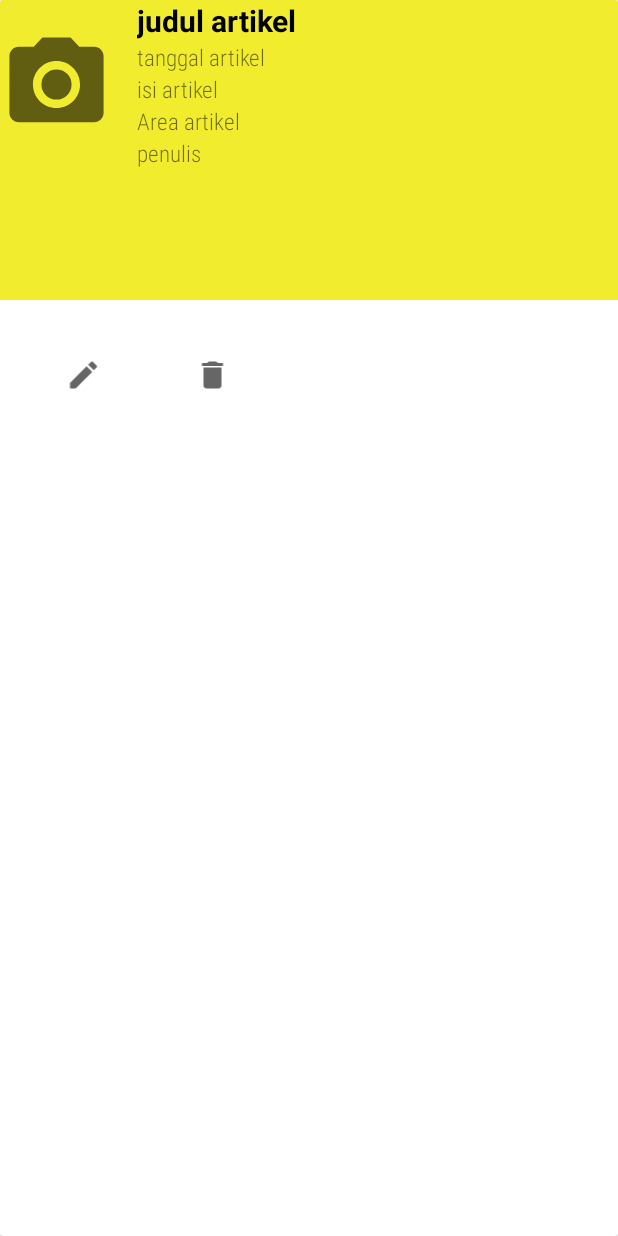
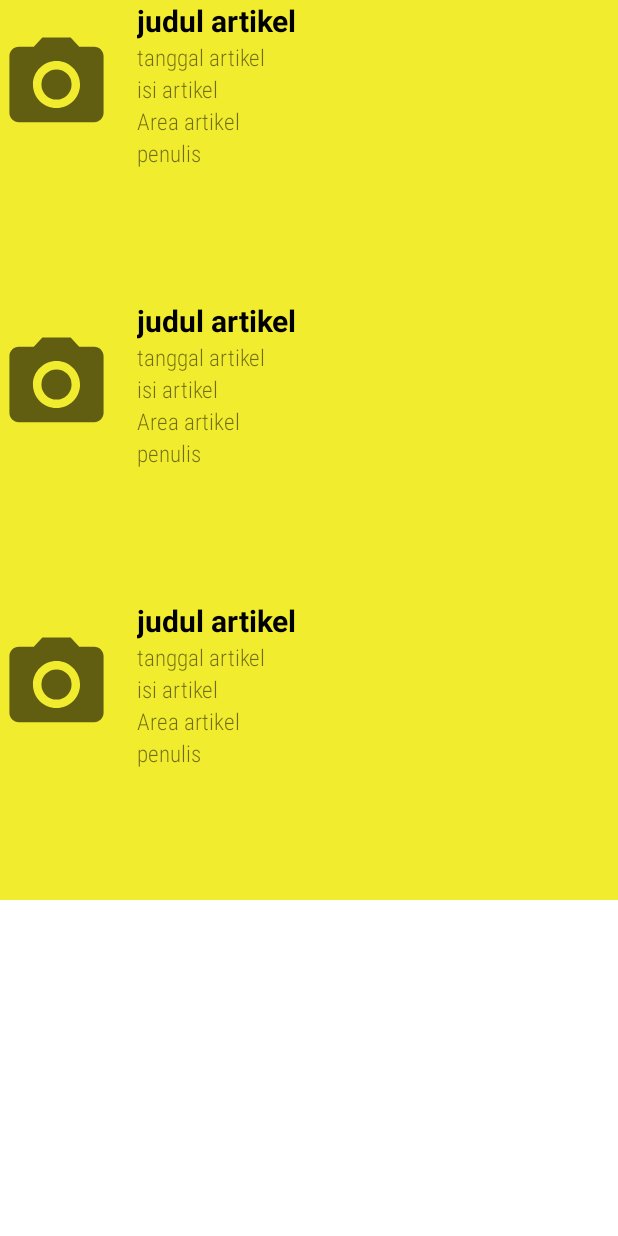
Before and after one commit to DwiAstari/wiss_new, an Android app: the layout activity_list_kegiatan_admin.xml on its own in the app's theme, with its tools: preview values and no code run, on a phone screen of 412 x 824 dp. Run offline under Robolectric (Android 15) with nearby library versions, the phone set to English and light mode, and no system bars; network calls fail.

Commit message:
recycler view in KegiatanAdminActivity.kt

```diff
--- a/app/build.gradle
+++ b/app/build.gradle
@@ -37,6 +37,7 @@ android {
     buildFeatures {
         viewBinding true
     }
+    buildToolsVersion '30.0.2'
 }
 
 dependencies {
--- a/app/src/main/AndroidManifest.xml
+++ b/app/src/main/AndroidManifest.xml
@@ -12,10 +12,10 @@
         android:supportsRtl="true"
         android:theme="@style/Theme.Wiss">
         <activity
-            android:name=".IsiKegiatanAdminActivity"
+            android:name=".ui.admin.IsiKegiatanAdminActivity"
             android:exported="true" />
         <activity
-            android:name=".KegiatanAdminActivity"
+            android:name=".ui.admin.KegiatanAdminActivity"
             android:exported="true" />
         <activity
             android:name=".DashboardActivity"
--- a/app/src/main/res/layout/activity_isi_kegiatan_admin.xml
+++ b/app/src/main/res/layout/activity_isi_kegiatan_admin.xml
@@ -8,7 +8,7 @@
     android:orientation="vertical"
     android:padding="16.80dp"
     android:background="@color/primary"
-    tools:context=".IsiKegiatanAdminActivity">
+    tools:context=".ui.admin.IsiKegiatanAdminActivity">
 
     <EditText
         android:id="@+id/inputjudulbuku"
--- a/app/src/main/res/layout/activity_kegiatan_admin.xml
+++ b/app/src/main/res/layout/activity_kegiatan_admin.xml
@@ -8,7 +8,7 @@
     android:layout_height="match_parent"
     android:background="@color/white"
     android:padding="5.20dp"
-    tools:context=".KegiatanAdminActivity">
+    tools:context=".ui.admin.KegiatanAdminActivity">
 
     <androidx.recyclerview.widget.RecyclerView
         android:id="@+id/list_kegiatan_admin"
--- a/app/src/main/res/layout/activity_list_kegiatan_admin.xml
+++ b/app/src/main/res/layout/activity_list_kegiatan_admin.xml
@@ -1,84 +1,24 @@
 <?xml version="1.0" encoding="utf-8"?>
-<androidx.cardview.widget.CardView xmlns:android="http://schemas.android.com/apk/res/android"
+<androidx.constraintlayout.widget.ConstraintLayout xmlns:android="http://schemas.android.com/apk/res/android"
     xmlns:app="http://schemas.android.com/apk/res-auto"
     xmlns:tools="http://schemas.android.com/tools"
     android:layout_width="match_parent"
     android:layout_height="match_parent">
 
-    <LinearLayout
+    <androidx.recyclerview.widget.RecyclerView
+        android:id="@+id/rv_list"
         android:layout_width="match_parent"
-        android:layout_height="200dp"
-        android:background="@color/primary"
-        android:orientation="horizontal">
-
-        <RelativeLayout
-            android:layout_width="match_parent"
-            android:layout_height="wrap_content">
-
-            <ImageView
-                android:id="@+id/profileIv"
-                android:layout_width="75dp"
-                android:layout_height="75dp"
-                android:layout_centerVertical="true"
-                android:src="@drawable/ic_camera" />
-            <LinearLayout
-                android:layout_width="match_parent"
-                android:layout_height="wrap_content"
-                android:orientation="vertical"
-                android:layout_toRightOf="@+id/profileIv"
-                android:layout_toEndOf="@+id/profileIv"
-                android:layout_centerVertical="true"
-                android:layout_marginLeft="60dp"
-                android:layout_marginStart="16dp">
-
-                <TextView
-                    android:layout_width="match_parent"
-                    android:layout_height="wrap_content"
-                    android:id="@+id/judulartikel"
-                    android:text="judul artikel"
-                    android:textSize="20dp"
-                    android:textStyle="bold"
-                    android:textColor="@color/black"/>
-
-                <TextView
-                    android:layout_width="match_parent"
-                    android:layout_height="wrap_content"
-                    android:id="@+id/tanggalartikel"
-                    android:text="tanggal artikel"
-                    android:textSize="15dp"
-                    android:fontFamily="sans-serif-condensed-light"/>
-                <TextView
-                    android:layout_width="match_parent"
-                    android:layout_height="wrap_content"
-                    android:id="@+id/isiartikel"
-                    android:text="isi artikel"
-                    android:textSize="15dp"
-                    android:fontFamily="sans-serif-condensed-light"/>
-                <TextView
-                    android:layout_width="match_parent"
-                    android:layout_height="wrap_content"
-                    android:id="@+id/areaartikel"
-                    android:text="Area artikel"
-                    android:textSize="15dp"
-                    android:fontFamily="sans-serif-condensed-light"/>
-                <TextView
-                    android:layout_width="match_parent"
-                    android:layout_height="wrap_content"
-                    android:id="@+id/penulis"
-                    android:text="penulis"
-                    android:textSize="15dp"
-                    android:fontFamily="sans-serif-condensed-light"/>
-
-            </LinearLayout>
-        </RelativeLayout>
-    </LinearLayout>
+        android:layout_height="match_parent"
+        app:layout_constraintEnd_toEndOf="parent"
+        app:layout_constraintStart_toStartOf="parent"
+        tools:listitem="@layout/item_artikel" />
 
     <LinearLayout
         android:layout_width="match_parent"
         android:layout_height="100dp"
-        android:layout_marginTop="200dp"
         android:orientation="vertical"
-        android:padding="16.80dp">
+        android:padding="16.80dp"
+        app:layout_constraintTop_toBottomOf="parent">
 
         <GridLayout
             android:id="@+id/mainGrid"
@@ -113,8 +53,5 @@
                 android:contentDescription="Android SQLIte Example"
                 android:src="@drawable/ic_baseline_delete" />
         </GridLayout>
-
     </LinearLayout>
-
-
-</androidx.cardview.widget.CardView>
+</androidx.constraintlayout.widget.ConstraintLayout>
--- /dev/null
+++ b/app/src/main/res/layout/item_artikel.xml
@@ -0,0 +1,72 @@
+<?xml version="1.0" encoding="utf-8"?>
+<LinearLayout xmlns:android="http://schemas.android.com/apk/res/android"
+    android:layout_width="match_parent"
+    android:layout_height="200dp"
+    android:background="@color/primary"
+    android:orientation="horizontal">
+
+    <RelativeLayout
+        android:layout_width="match_parent"
+        android:layout_height="wrap_content">
+
+        <ImageView
+            android:id="@+id/profileIv"
+            android:layout_width="75dp"
+            android:layout_height="75dp"
+            android:layout_centerVertical="true"
+            android:src="@drawable/ic_camera" />
+
+        <LinearLayout
+            android:layout_width="match_parent"
+            android:layout_height="wrap_content"
+            android:layout_centerVertical="true"
+            android:layout_marginStart="16dp"
+            android:layout_marginLeft="60dp"
+            android:layout_toEndOf="@+id/profileIv"
+            android:layout_toRightOf="@+id/profileIv"
+            android:orientation="vertical">
+
+            <TextView
+                android:id="@+id/judulartikel"
+                android:layout_width="match_parent"
+                android:layout_height="wrap_content"
+                android:text="judul artikel"
+                android:textColor="@color/black"
+                android:textSize="20dp"
+                android:textStyle="bold" />
+
+            <TextView
+                android:id="@+id/tanggalartikel"
+                android:layout_width="match_parent"
+                android:layout_height="wrap_content"
+                android:fontFamily="sans-serif-condensed-light"
+                android:text="tanggal artikel"
+                android:textSize="15dp" />
+
+            <TextView
+                android:id="@+id/isiartikel"
+                android:layout_width="match_parent"
+                android:layout_height="wrap_content"
+                android:fontFamily="sans-serif-condensed-light"
+                android:text="isi artikel"
+                android:textSize="15dp" />
+
+            <TextView
+                android:id="@+id/areaartikel"
+                android:layout_width="match_parent"
+                android:layout_height="wrap_content"
+                android:fontFamily="sans-serif-condensed-light"
+                android:text="Area artikel"
+                android:textSize="15dp" />
+
+            <TextView
+                android:id="@+id/penulis"
+                android:layout_width="match_parent"
+                android:layout_height="wrap_content"
+                android:fontFamily="sans-serif-condensed-light"
+                android:text="penulis"
+                android:textSize="15dp" />
+
+        </LinearLayout>
+    </RelativeLayout>
+</LinearLayout>
```
Also changed, not shown: app/src/main/java/com/dwiastari/wiss/IsiKegiatanAdminActivity.kt (deleted, +0 -11 lines), app/src/main/java/com/dwiastari/wiss/ui/admin/IsiKegiatanAdminActivity.kt (renamed from app/src/main/java/com/dwiastari/wiss/KegiatanAdminActivity.kt, +4 -4 lines), app/src/main/java/com/dwiastari/wiss/ui/admin/KegiatanAdminActivity.kt (added, +38 -0 lines), app/src/main/java/com/dwiastari/wiss/ui/admin/ListKegiatanAdminAdapter.kt (added, +58 -0 lines), app/src/main/java/com/dwiastari/wiss/ui/masyarakat/artikel/MasyarakatArtikelViewModel.kt (+5 -2 lines).
